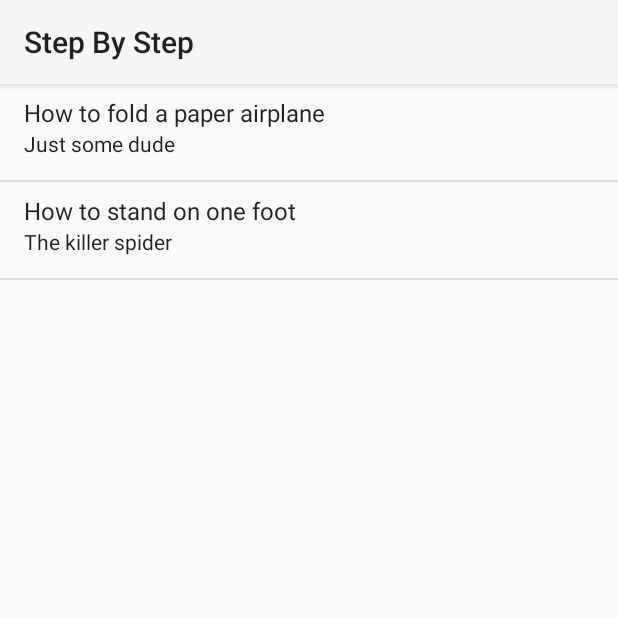
After one commit to KillerSpiders/StepByStep, an Android app: the fragment MyStepsFragment shown on its own in the app's theme, on a phone screen of 412 x 824 dp, the top half of it. The commit adds this screen. Run offline under Robolectric (Android 15) with nearby library versions, the phone set to English and light mode, and no system bars; 1 statement that could not run was skipped.

Commit message:
add simple list of default steps

```diff
--- a/mobile/src/main/java/com/joshstrohminger/stepbystep/MainMobileActivity.java
+++ b/mobile/src/main/java/com/joshstrohminger/stepbystep/MainMobileActivity.java
@@ -95,6 +95,8 @@ public class MainMobileActivity extends Activity implements NavigationDrawerFrag
         Class<? extends Fragment> type = NavigationDrawerFragment.SECTIONS[position].getFragmentClass();
         if(type == HomeFragment.class) {
             fragment = HomeFragment.newInstance(position);
+        } else if(type == MyStepsFragment.class) {
+            fragment = MyStepsFragment.newInstance(position);
         } else if(type == NavigationDrawerFragment.PlaceholderFragment.class) {
             fragment = NavigationDrawerFragment.PlaceholderFragment.newInstance(position);
         } else {
--- /dev/null
+++ b/mobile/src/main/java/com/joshstrohminger/stepbystep/MyStepsFragment.java
@@ -0,0 +1,90 @@
+package com.joshstrohminger.stepbystep;
+
+import android.app.Activity;
+import android.app.Fragment;
+import android.os.Bundle;
+import android.view.LayoutInflater;
+import android.view.View;
+import android.view.ViewGroup;
+import android.widget.AdapterView;
+import android.widget.ArrayAdapter;
+import android.widget.ListView;
+import android.widget.TextView;
+import android.widget.Toast;
+
+import java.util.ArrayList;
+import java.util.Arrays;
+import java.util.List;
+
+public class MyStepsFragment extends Fragment implements AdapterView.OnItemClickListener {
+
+    private ListView listView;
+    private ArrayAdapter<String[]> adapter;
+    private List<String[]> data;
+    private Toast toast;
+
+    private final int[] defaultIds = new int[]{
+            R.array.steps_paper_airplane,
+            R.array.steps_stand_on_one_foot
+    };
+
+    public MyStepsFragment() {
+    }
+
+    public static MyStepsFragment newInstance(int sectionNumber) {
+        MyStepsFragment fragment = new MyStepsFragment();
+        Bundle args = new Bundle();
+        args.putInt(NavigationDrawerFragment.ARG_SECTION_NUMBER, sectionNumber);
+        fragment.setArguments(args);
+        return fragment;
+    }
+
+    @Override
+    public View onCreateView(LayoutInflater inflater, ViewGroup container,
+                             Bundle savedInstanceState) {
+        View rootView = inflater.inflate(R.layout.fragment_my_steps, container, false);
+        listView = (ListView) rootView.findViewById(R.id.listView);
+
+        data = new ArrayList<>();
+
+        // use default instructions
+        String[] steps;
+        for( int id : defaultIds) {
+            steps = getResources().getStringArray(id);
+            if( steps.length >= 3) {
+                data.add(Arrays.copyOf(steps, 2));
+            }
+        }
+
+        adapter = new ArrayAdapter<String[]>(getActivity(), android.R.layout.simple_list_item_2, android.R.id.text1, data) {
+            @Override
+            public View getView(int position, View convertView, ViewGroup parent) {
+                View view = super.getView(position, convertView, parent);
+                String[] entry = data.get(position);
+                ((TextView)view.findViewById(android.R.id.text1)).setText(entry[0]);
+                ((TextView)view.findViewById(android.R.id.text2)).setText(entry[1]);
+                return view;
+            }
+        };
+
+        listView.setAdapter(adapter);
+        listView.setOnItemClickListener(this);
+
+        return rootView;
+    }
+
+    @Override
+    public void onAttach(Activity activity) {
+        super.onAttach(activity);
+        ((MainMobileActivity) activity).onSectionAttached(getArguments().getInt(NavigationDrawerFragment.ARG_SECTION_NUMBER));
+    }
+
+    @Override
+    public void onItemClick(AdapterView<?> parent, View view, int position, long id) {
+        if(toast != null) {
+            toast.cancel();
+        }
+        toast = Toast.makeText(getActivity(), "selected position " + position, Toast.LENGTH_SHORT);
+        toast.show();
+    }
+}
--- a/mobile/src/main/java/com/joshstrohminger/stepbystep/NavigationDrawerFragment.java
+++ b/mobile/src/main/java/com/joshstrohminger/stepbystep/NavigationDrawerFragment.java
@@ -32,7 +32,7 @@ public class NavigationDrawerFragment extends Fragment {
 
     static final FragmentMap[] SECTIONS = {
             new FragmentMap("Home", HomeFragment.class, false),
-            new FragmentMap("My Steps", PlaceholderFragment.class),
+            new FragmentMap("My Steps", MyStepsFragment.class),
             new FragmentMap("Step", PlaceholderFragment.class),
             new FragmentMap("Get Steps", PlaceholderFragment.class),
             new FragmentMap("Settings", PlaceholderFragment.class)
@@ -303,7 +303,7 @@ public class NavigationDrawerFragment extends Fragment {
         @Override
         public View onCreateView(LayoutInflater inflater, ViewGroup container,
                                  Bundle savedInstanceState) {
-            View rootView = inflater.inflate(R.layout.fragment_main_mobile, container, false);
+            View rootView = inflater.inflate(R.layout.fragment_placeholder, container, false);
             return rootView;
         }
 
--- /dev/null
+++ b/mobile/src/main/res/layout/fragment_my_steps.xml
@@ -0,0 +1,8 @@
+<?xml version="1.0" encoding="utf-8"?>
+<RelativeLayout xmlns:android="http://schemas.android.com/apk/res/android"
+    android:layout_width="match_parent" android:layout_height="match_parent">
+    <ListView
+        android:layout_width="match_parent"
+        android:layout_height="match_parent"
+        android:id="@+id/listView"/>
+</RelativeLayout>
--- /dev/null
+++ b/mobile/src/main/res/values/default-steps.xml
@@ -0,0 +1,25 @@
+<?xml version="1.0" encoding="utf-8"?>
+<resources>
+
+    <string-array name="steps_paper_airplane">
+        <item>How to fold a paper airplane</item>
+        <item>Just some dude</item>
+        <item>Place on desk in portrait orientation.</item>
+        <item>Fold the top-right corner half way across the paper from right to left.</item>
+        <item>Fold the top-left corner half way across the paper from left to right.</item>
+        <item>Fold the middle-right corner half way across the paper from right to left.</item>
+        <item>Fold the middle-left corner half way across the paper from left to right.</item>
+        <item>Fold the whole paper in half with the flaps on the inside.</item>
+        <item>Fold the outer-left flap back at a 90\u00B0 angle to create the left wing.</item>
+        <item>Fold the outer-right flap back at a 90\u00B0 angle to create the right wing.</item>
+    </string-array>
+
+    <string-array name="steps_stand_on_one_foot">
+        <item>How to stand on one foot</item>
+        <item>The killer spider</item>
+        <item>Stand in place on both feet.</item>
+        <item>Lift one foot into the air.</item>
+        <item>Wait.</item>
+    </string-array>
+
+</resources>
```
Also changed, not shown: mobile/src/main/res/layout/fragment_placeholder.xml (renamed from mobile/src/main/res/layout/fragment_main_mobile.xml).
